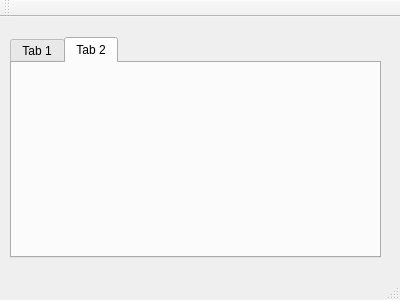
Old version of the form 08-CodageVisualiserLecteurs/init_ihm/SuPer_SCHERER/ihm.ui in the repository NicolasScherer/ProjetSuPer.
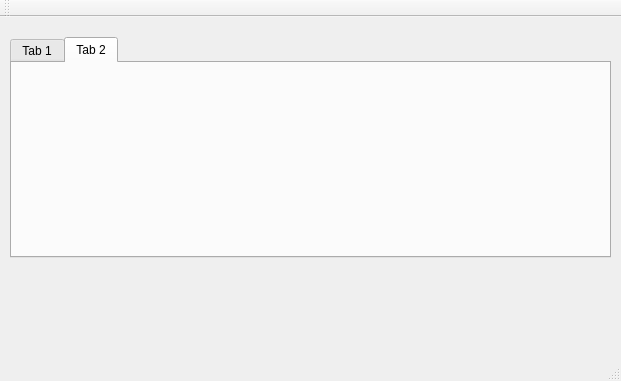
New version of the form.

What changed in the file:
```diff
--- a/08-CodageVisualiserLecteurs/init_ihm/SuPer_SCHERER/ihm.ui
+++ b/08-CodageVisualiserLecteurs/init_ihm/SuPer_SCHERER/ihm.ui
@@ -6,8 +6,8 @@
    <rect>
     <x>0</x>
     <y>0</y>
-    <width>400</width>
-    <height>300</height>
+    <width>621</width>
+    <height>381</height>
    </rect>
   </property>
   <property name="windowTitle">
@@ -22,7 +22,7 @@
      <rect>
       <x>10</x>
       <y>20</y>
-      <width>371</width>
+      <width>601</width>
       <height>221</height>
      </rect>
     </property>
```
Left out of the diff: 2 changed lines with no effect on the pictures.
